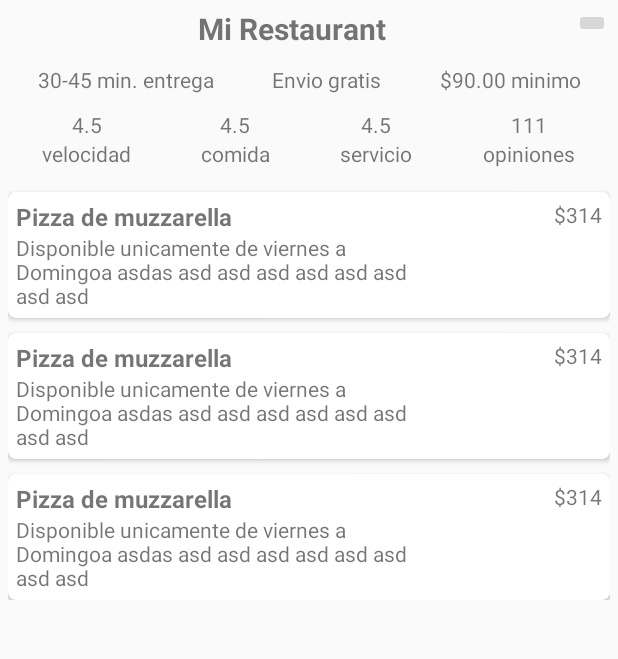
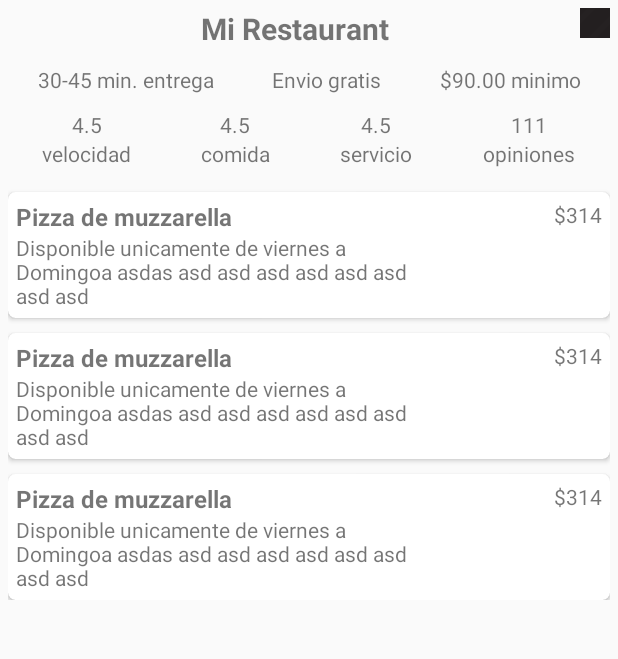
Before and after one commit to taller-desarrollo-proyectos-2/como-hoy-app, an Android app: the VistaCompletaRestActivity screen opened directly, with no data from a screen before it, on a phone screen of 412 x 824 dp, the part 192-851 px from its top. Run offline under Robolectric (Android 15) with nearby library versions, the phone set to English and light mode, and no system bars.

Commit message:
Hot fix compilation

```diff
--- a/app/src/main/res/layout/restourant_completo.xml
+++ b/app/src/main/res/layout/restourant_completo.xml
@@ -26,9 +26,10 @@
             android:gravity="center" />
         <ImageButton
             android:id="@+id/info"
-            android:layout_width="wrap_content"
-            android:layout_height="wrap_content"
+            android:layout_width="20dp"
+            android:layout_height="20dp"
             android:gravity="right"
+            android:src="@drawable/info1"
             />
     </LinearLayout>
     <LinearLayout
```
